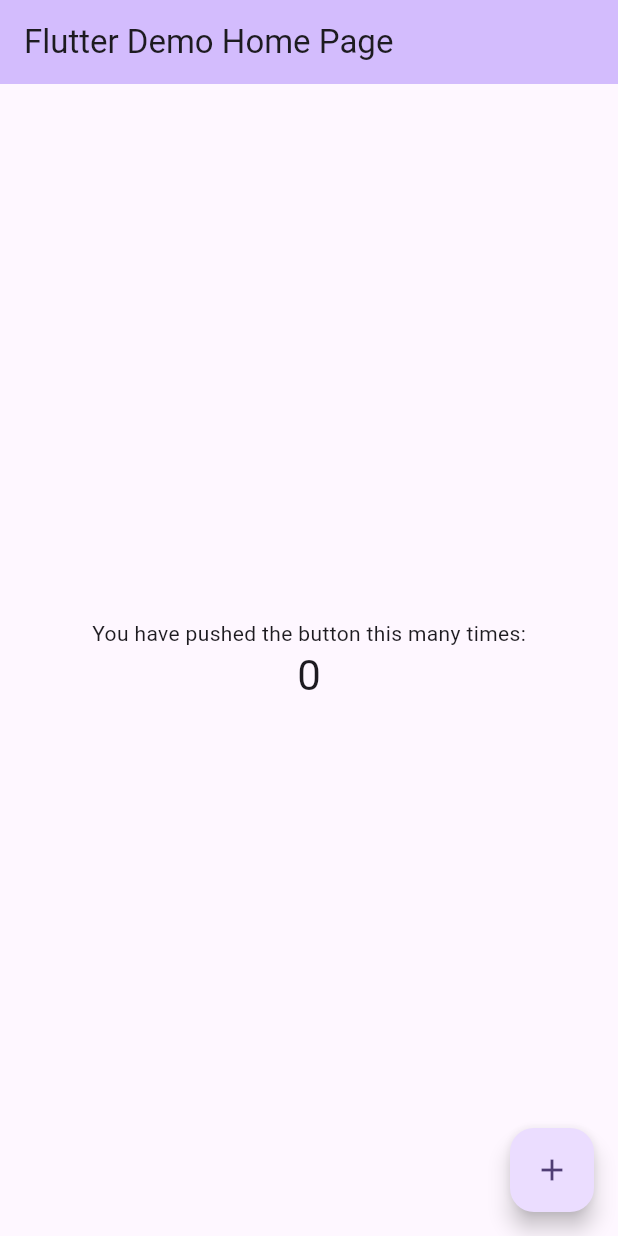
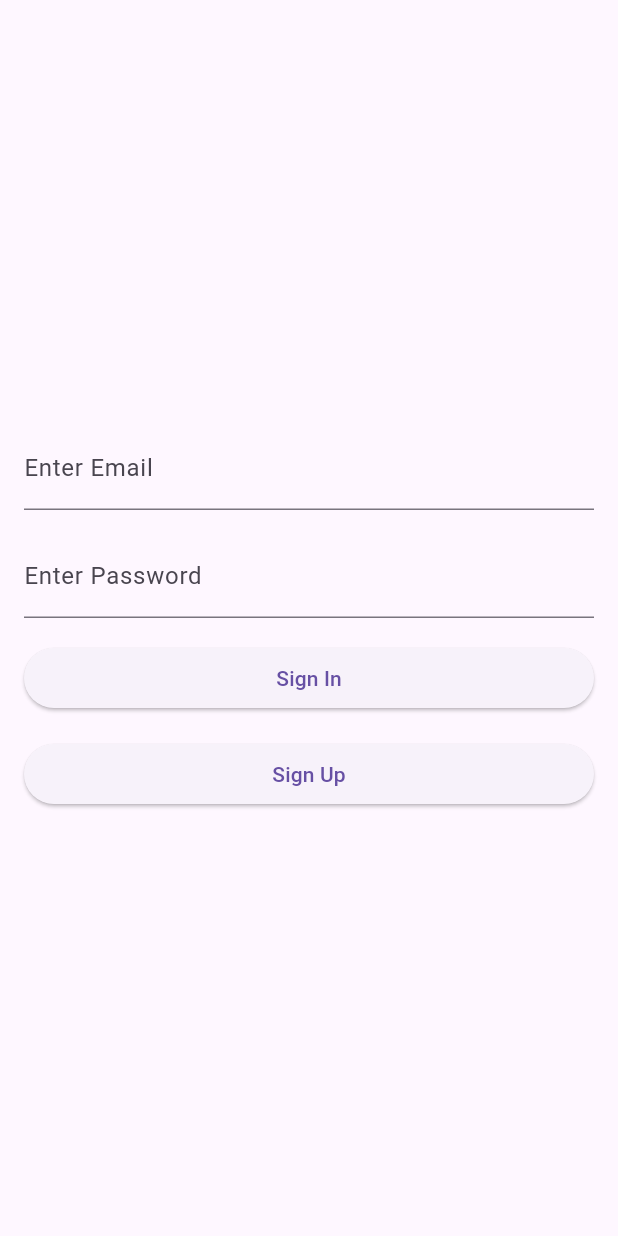
Before and after one commit to Shivam2187/firebase_demo_project, a Flutter app: the screen it shows after launch, on a phone screen of 412 x 824 dp. Run offline on Flutter 3.47's test engine with Material 3 defaults, Android fonts, the phone set to English and light mode, and no system bars; our stand-ins replace cloud_firestore, firebase_auth, firebase_core, get, get_it; accounts and stored records are empty.

Commit message:
login complete

```diff
--- a/lib/main.dart
+++ b/lib/main.dart
@@ -1,125 +1,104 @@
+import 'package:cloud_firestore/cloud_firestore.dart';
+import 'package:firebase_auth/firebase_auth.dart';
+import 'package:firebase_core/firebase_core.dart';
+import 'package:firebase_demo_project/presentaion/screens/login_screen.dart';
+import 'package:firebase_demo_project/presentaion/screens/task_screen.dart';
 import 'package:flutter/material.dart';
+import 'package:get/get.dart';
 
-void main() {
-  runApp(const MyApp());
+Future<void> main() async {
+  WidgetsFlutterBinding.ensureInitialized();
+  await Firebase.initializeApp();
+  Get.put(AuthController());
+  runApp(MyApp());
 }
 
 class MyApp extends StatelessWidget {
-  const MyApp({super.key});
+  const MyApp({
+    super.key,
+  });
 
-  // This widget is the root of your application.
   @override
   Widget build(BuildContext context) {
-    return MaterialApp(
-      title: 'Flutter Demo',
+    return GetMaterialApp(
       theme: ThemeData(
-        // This is the theme of your application.
-        //
-        // TRY THIS: Try running your application with "flutter run". You'll see
-        // the application has a purple toolbar. Then, without quitting the app,
-        // try changing the seedColor in the colorScheme below to Colors.green
-        // and then invoke "hot reload" (save your changes or press the "hot
-        // reload" button in a Flutter-supported IDE, or press "r" if you used
-        // the command line to start the app).
-        //
-        // Notice that the counter didn't reset back to zero; the application
-        // state is not lost during the reload. To reset the state, use hot
-        // restart instead.
-        //
-        // This works for code too, not just values: Most code changes can be
-        // tested with just a hot reload.
-        colorScheme: ColorScheme.fromSeed(seedColor: Colors.deepPurple),
-        useMaterial3: true,
+        primarySwatch: Colors.blue,
+        visualDensity: VisualDensity.adaptivePlatformDensity,
       ),
-      home: const MyHomePage(title: 'Flutter Demo Home Page'),
+      debugShowCheckedModeBanner: false,
+      title: 'Task Manager',
+      home: LoginScreen(),
     );
   }
 }
 
-class MyHomePage extends StatefulWidget {
-  const MyHomePage({super.key, required this.title});
-
-  // This widget is the home page of your application. It is stateful, meaning
-  // that it has a State object (defined below) that contains fields that affect
-  // how it looks.
-
-  // This class is the configuration for the state. It holds the values (in this
-  // case the title) provided by the parent (in this case the App widget) and
-  // used by the build method of the State. Fields in a Widget subclass are
-  // always marked "final".
-
-  final String title;
+// lib/controllers/auth_controller.dart
+class AuthController extends GetxController {
+  final FirebaseAuth _auth = FirebaseAuth.instance;
+  final Rx<User?> firebaseUser = Rx<User?>(null);
 
   @override
-  State<MyHomePage> createState() => _MyHomePageState();
+  void onInit() {
+    firebaseUser.bindStream(_auth.authStateChanges());
+    super.onInit();
+  }
+
+  Future<void> createUser(String email, String password) async {
+    try {
+      final user = await _auth.createUserWithEmailAndPassword(
+          email: email, password: password);
+      Get.offAll(() => TaskScreen());
+      Get.snackbar("Signup Successful", "Welcome ${user.user?.email}",
+          backgroundColor: Colors.green);
+    } catch (e) {
+      Get.snackbar("Signup Failed", e.toString(), backgroundColor: Colors.red);
+    }
+  }
+
+  Future<void> login(String email, String password) async {
+    try {
+      await _auth.signInWithEmailAndPassword(email: email, password: password);
+      Get.offAll(() => TaskScreen());
+      Get.snackbar("Login Successful", "Welcome back $email",
+          backgroundColor: Colors.green);
+    } catch (e) {
+      Get.snackbar("User Not Found", e.toString(), backgroundColor: Colors.red);
+    }
+  }
+
+  Future<void> signOut() async {
+    try {
+      await _auth.signOut();
+      Get.offAll(() => LoginScreen());
+    } catch (e) {
+      Get.snackbar("Sign Out Failed", e.toString(),
+          backgroundColor: Colors.red);
+    }
+  }
 }
 
-class _MyHomePageState extends State<MyHomePage> {
-  int _counter = 0;
+// lib/controllers/task_controller.dart
+class TaskController extends GetxController {
+  final FirebaseFirestore _firestore = FirebaseFirestore.instance;
+  final tasks = <Map<String, dynamic>>[].obs;
 
-  void _incrementCounter() {
-    setState(() {
-      // This call to setState tells the Flutter framework that something has
-      // changed in this State, which causes it to rerun the build method below
-      // so that the display can reflect the updated values. If we changed
-      // _counter without calling setState(), then the build method would not be
-      // called again, and so nothing would appear to happen.
-      _counter++;
-    });
+  void fetchTasks() async {
+    final querySnapshot = await _firestore.collection("tasks").get();
+    tasks.assignAll(querySnapshot.docs.map((doc) => doc.data()));
   }
 
-  @override
-  Widget build(BuildContext context) {
-    // This method is rerun every time setState is called, for instance as done
-    // by the _incrementCounter method above.
-    //
-    // The Flutter framework has been optimized to make rerunning build methods
-    // fast, so that you can just rebuild anything that needs updating rather
-    // than having to individually change instances of widgets.
-    return Scaffold(
-      appBar: AppBar(
-        // TRY THIS: Try changing the color here to a specific color (to
-        // Colors.amber, perhaps?) and trigger a hot reload to see the AppBar
-        // change color while the other colors stay the same.
-        backgroundColor: Theme.of(context).colorScheme.inversePrimary,
-        // Here we take the value from the MyHomePage object that was created by
-        // the App.build method, and use it to set our appbar title.
-        title: Text(widget.title),
-      ),
-      body: Center(
-        // Center is a layout widget. It takes a single child and positions it
-        // in the middle of the parent.
-        child: Column(
-          // Column is also a layout widget. It takes a list of children and
-          // arranges them vertically. By default, it sizes itself to fit its
-          // children horizontally, and tries to be as tall as its parent.
-          //
-          // Column has various properties to control how it sizes itself and
-          // how it positions its children. Here we use mainAxisAlignment to
-          // center the children vertically; the main axis here is the vertical
-          // axis because Columns are vertical (the cross axis would be
-          // horizontal).
-          //
-          // TRY THIS: Invoke "debug painting" (choose the "Toggle Debug Paint"
-          // action in the IDE, or press "p" in the console), to see the
-          // wireframe for each widget.
-          mainAxisAlignment: MainAxisAlignment.center,
-          children: <Widget>[
-            const Text(
-              'You have pushed the button this many times:',
-            ),
-            Text(
-              '$_counter',
-              style: Theme.of(context).textTheme.headlineMedium,
-            ),
-          ],
-        ),
-      ),
-      floatingActionButton: FloatingActionButton(
-        onPressed: _incrementCounter,
-        tooltip: 'Increment',
-        child: const Icon(Icons.add),
-      ), // This trailing comma makes auto-formatting nicer for build methods.
-    );
+  void addTask(String title) async {
+    await _firestore.collection("tasks").add({"title": title});
+    fetchTasks();
+  }
+
+  void updateTask(String id, String newTitle) async {
+    await _firestore.collection("tasks").doc(id).update({"title": newTitle});
+    fetchTasks();
+  }
+
+  void deleteTask(String id) async {
+    await _firestore.collection("tasks").doc(id).delete();
+    fetchTasks();
   }
 }
--- /dev/null
+++ b/lib/presentaion/screens/login_screen.dart
@@ -0,0 +1,76 @@
+// lib/screens/login_screen.dart
+import 'package:firebase_demo_project/main.dart';
+import 'package:firebase_demo_project/presentaion/screens/signup_screen.dart';
+import 'package:flutter/material.dart';
+import 'package:get/get.dart';
+
+class LoginScreen extends StatelessWidget {
+  final emailCtrl = TextEditingController();
+  final passCtrl = TextEditingController();
+  final authCtrl = Get.find<AuthController>();
+
+  LoginScreen({
+    super.key,
+  });
+
+  @override
+  Widget build(BuildContext context) {
+    return Scaffold(
+      body: Padding(
+        padding: const EdgeInsets.all(16.0),
+        child: Column(
+          mainAxisAlignment: MainAxisAlignment.center,
+          children: [
+            TextField(
+              controller: emailCtrl,
+              decoration: InputDecoration(labelText: "Enter Email"),
+            ),
+            SizedBox(height: 16),
+            TextField(
+              controller: passCtrl,
+              obscureText: true,
+              decoration: InputDecoration(labelText: "Enter Password"),
+            ),
+            SizedBox(height: 16),
+            SizedBox(
+              width: double.infinity,
+              child: ElevatedButton(
+                onPressed: () async {
+                  if (emailCtrl.text.isEmpty || passCtrl.text.isEmpty) {
+                    Get.snackbar(
+                      "Login Error!",
+                      "Please fill all fields",
+                      backgroundColor: Colors.red,
+                    );
+                    return;
+                  }
+                  if (passCtrl.text.length < 6) {
+                    Get.snackbar("Login Error!",
+                        "Password must be at least 6 characters",
+                        backgroundColor: Colors.red, colorText: Colors.white);
+                    return;
+                  }
+
+                  // Call the login method from AuthController
+                  await authCtrl.login(emailCtrl.text, passCtrl.text);
+                },
+                child: Text("Sign In"),
+              ),
+            ),
+            SizedBox(height: 16),
+            SizedBox(
+              width: double.infinity,
+              child: ElevatedButton(
+                onPressed: () async {
+                  // go to signup screen
+                  await Get.to(SignUpScreen());
+                },
+                child: Text("Sign Up"),
+              ),
+            ),
+          ],
+        ),
+      ),
+    );
+  }
+}
--- a/pubspec.yaml
+++ b/pubspec.yaml
@@ -34,6 +34,12 @@ dependencies:
   # The following adds the Cupertino Icons font to your application.
   # Use with the CupertinoIcons class for iOS style icons.
   cupertino_icons: ^1.0.8
+  firebase_auth: ^5.6.0
+  firebase_core: ^3.14.0
+  cloud_firestore: ^5.6.9
+  flutter_riverpod: ^2.6.1
+  get: ^4.7.2
+  get_it: ^8.0.3
 
 dev_dependencies:
   flutter_test:
```
Also changed, not shown: lib/core/locator.dart (added, +10 -0 lines), lib/presentaion/screens/signup_screen.dart (added, +65 -0 lines), lib/presentaion/screens/task_screen.dart (added, +61 -0 lines), lib/data/model.dart (added), lib/firebase/auth_controller.dart (added), pubspec.lock, 5 other files.
